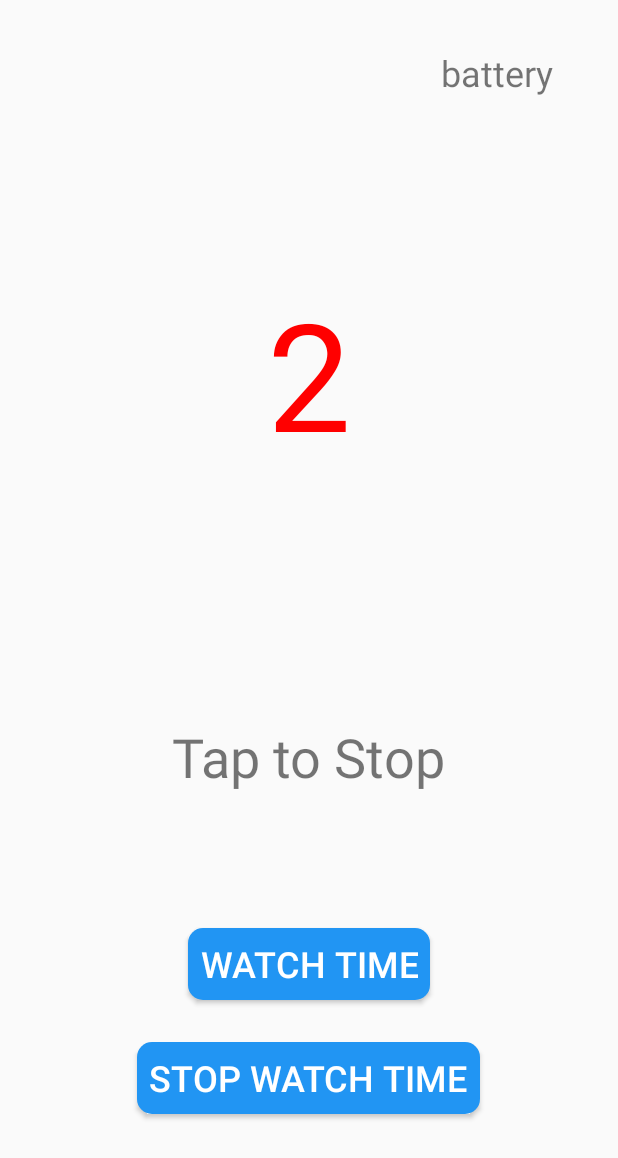
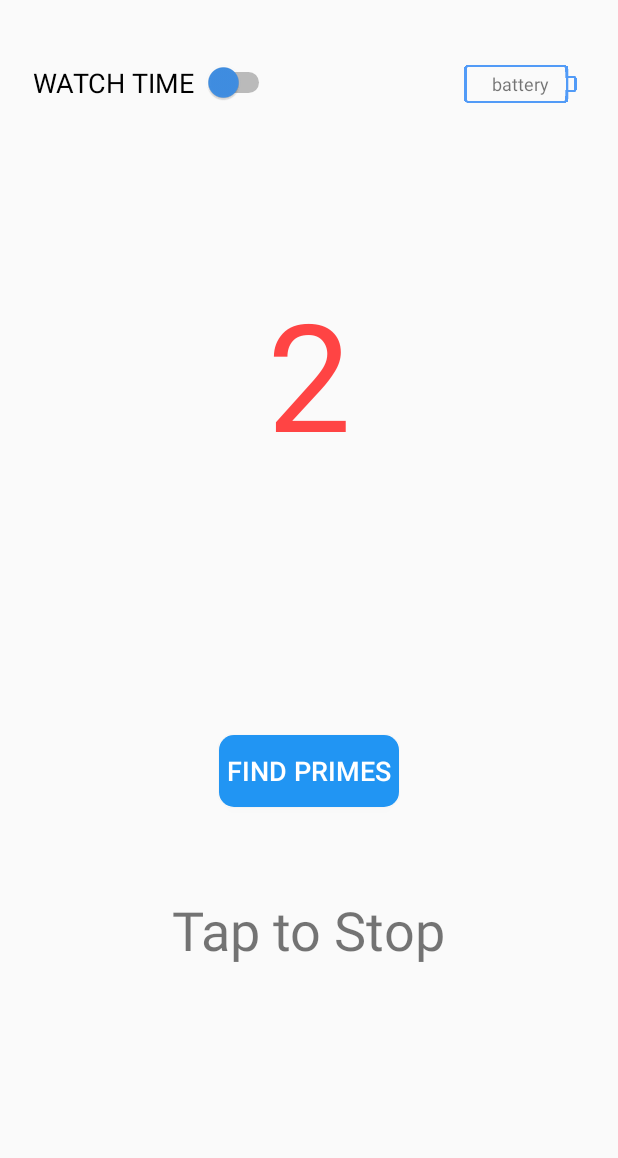
Before and after one commit to hwu63/NUMAD20S-HuiyunWu, an Android app: the screen it shows after launch (FindPrimes before the commit, MathMagic after it), after a tap on "FIND PRIMES", on a phone screen of 412 x 824 dp. Shown: the top 1158 px of the screen. Run offline under Robolectric (Android 15) with nearby library versions, the phone set to English and light mode, and no system bars.

Commit message:
Math Magic

```diff
--- a/app/src/main/AndroidManifest.xml
+++ b/app/src/main/AndroidManifest.xml
@@ -19,7 +19,7 @@
             android:label="@string/title_activity_link__collector"
             android:theme="@style/AppTheme.NoActionBar" />
         <activity
-            android:name=".FindPrimes"
+            android:name=".MathMagic"
             android:label="@string/find_primes"
             android:theme="@style/AppTheme.NoActionBar" />
         <activity
--- a/app/src/main/java/whyellow/tk/numad20s_huiyunwu/MainActivity.java
+++ b/app/src/main/java/whyellow/tk/numad20s_huiyunwu/MainActivity.java
@@ -37,12 +37,12 @@
             }
         });
 
-        Button find_primes = findViewById(R.id.find_Primes);
-        find_primes.setOnClickListener(new View.OnClickListener() {
+        Button math_magic = findViewById(R.id.math_magic);
+        math_magic.setOnClickListener(new View.OnClickListener() {
             @Override
             public void onClick(View view) {
-                Intent FindPrimesIntent = new Intent(getApplicationContext(), FindPrimes.class);
-                startActivity(FindPrimesIntent);
+                Intent MathMagicIntent = new Intent(getApplicationContext(), MathMagic.class);
+                startActivity(MathMagicIntent);
             }
         });
     }
--- a/app/src/main/java/whyellow/tk/numad20s_huiyunwu/FindPrimes.java
+++ b/app/src/main/java/whyellow/tk/numad20s_huiyunwu/MathMagic.java
@@ -15,6 +15,8 @@
 import android.view.View;
 import android.view.WindowManager;
 import android.widget.Button;
+import android.widget.CompoundButton;
+import android.widget.Switch;
 import android.widget.TextView;
 
 import java.util.Calendar;
@@ -24,7 +26,7 @@
 import androidx.core.app.NotificationCompat;
 import androidx.core.app.NotificationManagerCompat;
 
-public class FindPrimes extends AppCompatActivity {
+public class MathMagic extends AppCompatActivity {
 
     @Override
     protected void onCreate(Bundle savedInstanceState) {
@@ -56,7 +58,14 @@
                 return true;
             }
         };
-        handler.post(runnable);
+
+        Button find_primes = findViewById(R.id.find_primes);
+        find_primes.setOnClickListener(new View.OnClickListener() {
+            @Override
+            public void onClick(View view) {
+                handler.post(runnable);
+                }
+        });
 
         View coverview = findViewById(R.id.coverview_fp);
         coverview.setOnClickListener(new View.OnClickListener() {
@@ -66,20 +75,13 @@
             }
         });
 
-        Button watchTime = findViewById(R.id.watchTime);
+        Switch onOffSwitch = findViewById(R.id.watch_time);
+        onOffSwitch.setOnCheckedChangeListener(new CompoundButton.OnCheckedChangeListener() {
+            @Override
+            public void onCheckedChanged(CompoundButton buttonView, boolean isChecked) {
+                if (isChecked) startRepeat();
+                    else stopRepeat();
 
-        watchTime.setOnClickListener(new View.OnClickListener() {
-            @Override
-            public void onClick(View view) {
-                startRepeat();
-                }
-        });
-
-        Button stopTime = findViewById(R.id.stopTime);
-        stopTime.setOnClickListener(new View.OnClickListener() {
-            @Override
-            public void onClick(View view) {
-               stopRepeat();
             }
         });
 
@@ -90,8 +92,10 @@
                 int plugged = intent.getIntExtra(BatteryManager.EXTRA_PLUGGED, -1);
                 if (plugged == BatteryManager.BATTERY_PLUGGED_AC || plugged == BatteryManager.BATTERY_PLUGGED_USB) {
                     powerOrBattery.setText("POWER!!!");
+                    powerOrBattery.setTextColor(0xFF0EA00E);
                 } else {
                     powerOrBattery.setText("battery");
+                    powerOrBattery.setTextColor(Color.GRAY);
                 }
             }
         };
--- a/app/src/main/res/layout/activity_find_primes.xml
+++ b/app/src/main/res/layout/activity_find_primes.xml
@@ -2,34 +2,6 @@
 <RelativeLayout xmlns:android="http://schemas.android.com/apk/res/android"
     android:layout_width="match_parent"
     android:layout_height="match_parent">
-
-    <Button
-        android:id="@+id/watchTime"
-        android:layout_width="wrap_content"
-        android:layout_height="wrap_content"
-        android:layout_alignParentStart="false"
-        android:layout_alignParentBottom="true"
-        android:layout_centerHorizontal="true"
-        android:layout_marginBottom="157dp"
-        android:background="@drawable/round_button"
-        android:paddingHorizontal="8sp"
-        android:text="@string/watch_time"
-        android:textColor="@drawable/button_text_color"
-        android:textSize="24sp" />
-
-    <Button
-        android:id="@+id/stopTime"
-        android:layout_width="wrap_content"
-        android:layout_height="wrap_content"
-        android:layout_alignParentStart="false"
-        android:layout_alignParentBottom="true"
-        android:layout_centerHorizontal="true"
-        android:layout_marginBottom="81dp"
-        android:background="@drawable/round_button"
-        android:paddingHorizontal="8sp"
-        android:text="@string/stopTime"
-        android:textColor="@drawable/button_text_color"
-        android:textSize="24sp" />
 
     <TextView
         android:id="@+id/stopHint"
@@ -37,7 +9,7 @@
         android:layout_height="wrap_content"
         android:layout_alignParentBottom="true"
         android:layout_centerHorizontal="true"
-        android:layout_marginBottom="295dp"
+        android:layout_marginBottom="180dp"
         android:text="@string/stop_hint"
         android:textSize="36sp" />
 
@@ -62,13 +34,49 @@
 
     <TextView
         android:id="@+id/powerOrBattery"
+        android:layout_width="75dp"
+        android:layout_height="25dp"
+        android:layout_alignParentStart="true"
+        android:layout_alignParentTop="true"
+        android:layout_marginStart="309dp"
+        android:layout_marginTop="43dp"
+        android:background="@drawable/battery"
+        android:backgroundTint="#529BF7"
+        android:gravity="center"
+        android:text="@string/powerOrBattery"
+        android:textSize="12sp" />
+
+    <Switch
+        android:id="@+id/watch_time"
+        android:layout_width="wrap_content"
+        android:layout_height="66dp"
+        android:layout_alignParentStart="true"
+        android:layout_alignParentTop="true"
+        android:layout_centerInParent="true"
+        android:layout_marginStart="22dp"
+        android:layout_marginTop="22dp"
+        android:showText="false"
+        android:switchMinWidth="30dp"
+        android:switchPadding="5sp"
+        android:switchTextAppearance="@style/TextAppearance.AppCompat.Display2"
+        android:text="@string/watch_time"
+        android:textOff="@string/stopTime"
+        android:textOn="@string/watch_time"
+        android:textSize="18sp"
+        android:thumbTint="#408FE4" />
+
+    <Button
+        android:id="@+id/find_primes"
         android:layout_width="wrap_content"
         android:layout_height="wrap_content"
-        android:layout_alignParentStart="true"
-        android:layout_alignParentTop="true"
-        android:layout_marginStart="294dp"
-        android:layout_marginTop="32dp"
-        android:text="@string/powerOrBattery"
-        android:textSize="24sp" />
+        android:layout_alignParentBottom="true"
+        android:layout_centerHorizontal="true"
+        android:layout_marginTop="295dp"
+        android:layout_marginBottom="286dp"
+        android:background="@drawable/round_button"
+        android:paddingHorizontal="5sp"
+        android:text="@string/find_primes"
+        android:textColor="@drawable/button_text_color"
+        android:textSize="18sp" />
 
 </RelativeLayout>
--- a/app/src/main/res/layout/activity_main.xml
+++ b/app/src/main/res/layout/activity_main.xml
@@ -57,7 +57,7 @@
         app:layout_constraintStart_toStartOf="parent" />
 
     <Button
-        android:id="@+id/find_Primes"
+        android:id="@+id/math_magic"
         android:layout_width="wrap_content"
         android:layout_height="wrap_content"
         android:layout_marginBottom="152dp"
```
Also changed, not shown: app/src/main/res/drawable/battery.png (added).
